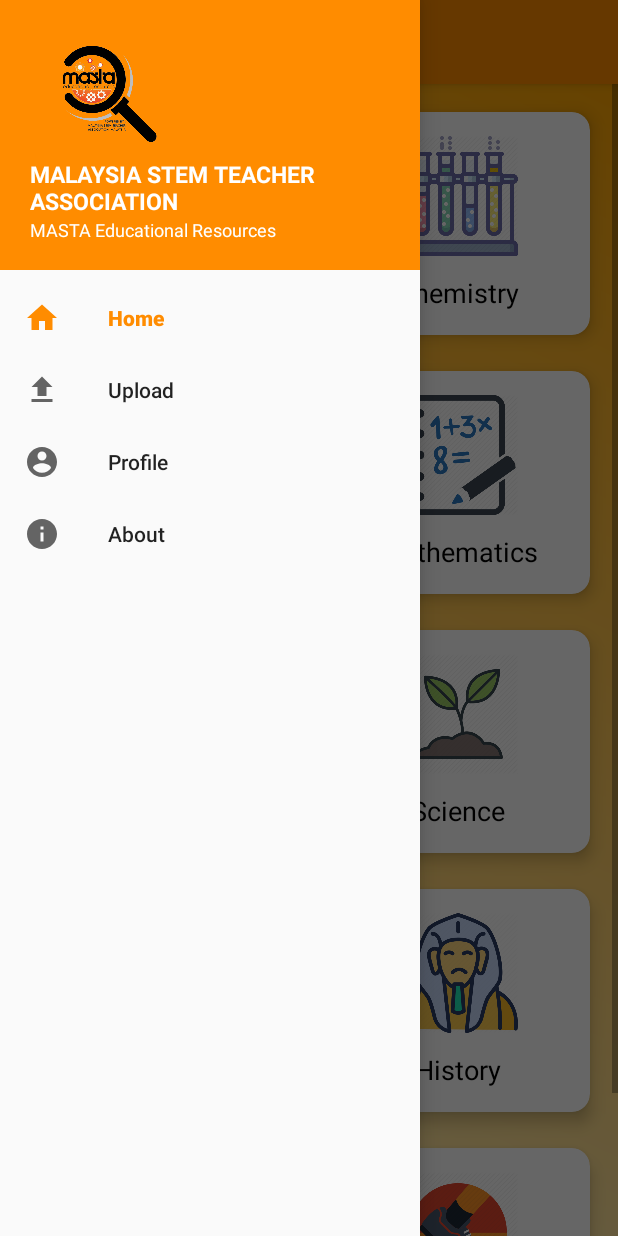
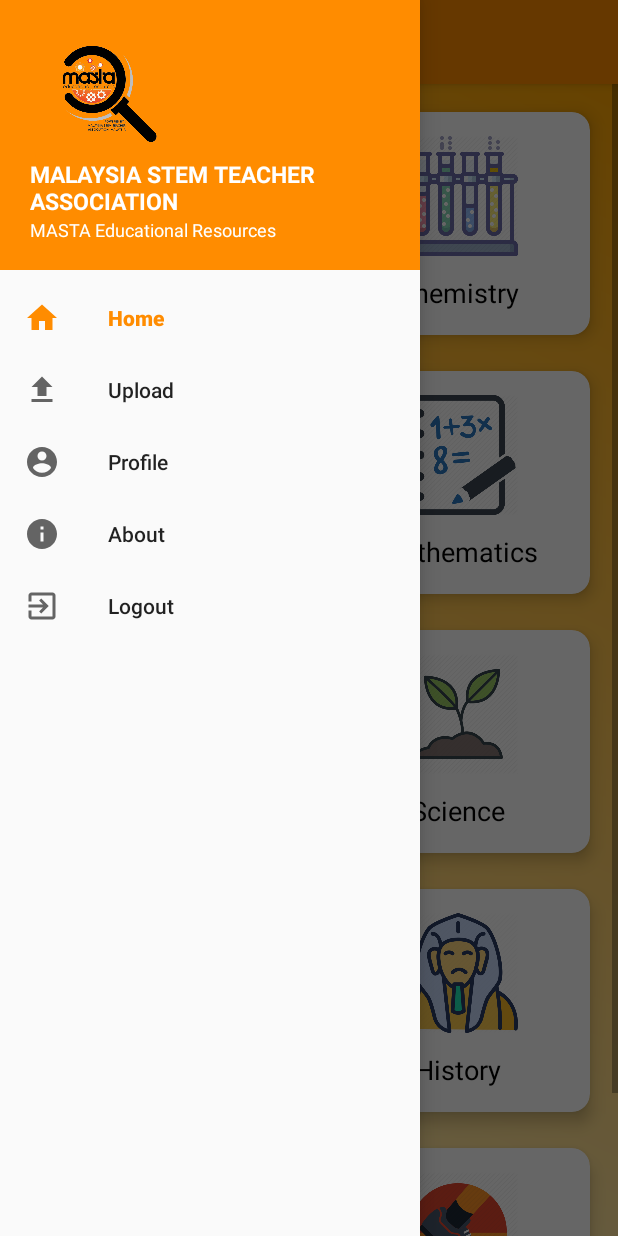
Before and after one commit to Skyman1208/MASTA-APPS-PROJECT, an Android app: the MenuNavActivity screen opened directly, with no data from a screen before it, with the side drawer open, on a phone screen of 412 x 824 dp. Run offline under Robolectric (Android 15) with nearby library versions, the phone set to English and light mode, and no system bars; our stand-ins replace navigation-ui.

Commit message:
31/03/2020 - 10:51 PM Logout in side drawer navigation.

```diff
--- a/app/src/main/java/com/example/up/navigation/MenuNavActivity.java
+++ b/app/src/main/java/com/example/up/navigation/MenuNavActivity.java
@@ -1,8 +1,11 @@
 package com.example.up.navigation;
 
+import android.content.Intent;
 import android.os.Bundle;
+import android.view.MenuItem;
 
 import com.example.up.R;
+import com.example.up.loginSignup.LoginActivity;
 import com.google.android.material.navigation.NavigationView;
 
 import androidx.navigation.NavController;
@@ -36,6 +39,16 @@
         NavController navController = Navigation.findNavController(this, R.id.nav_host_fragment);
         NavigationUI.setupActionBarWithNavController(this, navController, mAppBarConfiguration);
         NavigationUI.setupWithNavController(navigationView, navController);
+
+        NavigationView navView = findViewById(R.id.nav_view);
+        navView.getMenu().findItem(R.id.action_logout).setOnMenuItemClickListener(new MenuItem.OnMenuItemClickListener() {
+            @Override
+            public boolean onMenuItemClick(MenuItem menuItem) {
+                Intent intent = new Intent(MenuNavActivity.this, LoginActivity.class);
+                startActivity(intent);
+                return true;
+            }
+        });
     }
 
     @Override
--- a/app/src/main/res/menu/activity_main_drawer.xml
+++ b/app/src/main/res/menu/activity_main_drawer.xml
@@ -20,8 +20,8 @@
         android:icon="@drawable/ic_info_black_24dp"
         android:title="About" />
 
-    <!--<item
+    <item
         android:id="@+id/action_logout"
         android:icon="@drawable/ic_exit_to_app_black_24dp"
-        android:title="Logout" />-->
+        android:title="Logout" />
 </menu>
--- a/app/src/main/res/navigation/mobile_navigation.xml
+++ b/app/src/main/res/navigation/mobile_navigation.xml
@@ -27,4 +27,7 @@
         android:name="com.example.up.navigation.menuNav.uploadData.UploadFragment"
         android:label="Upload"
         tools:layout="@layout/fragment_upload" />
+    <fragment
+        android:id="@+id/nav_logout"
+        android:label="Logout" />
 </navigation>
```
